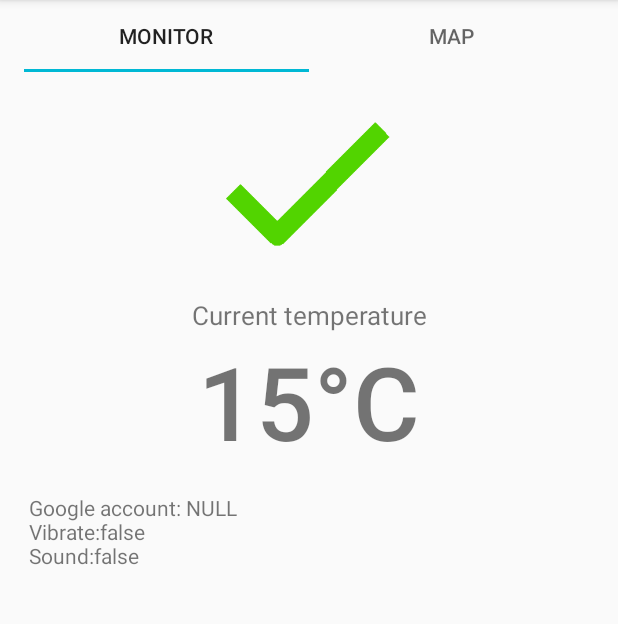
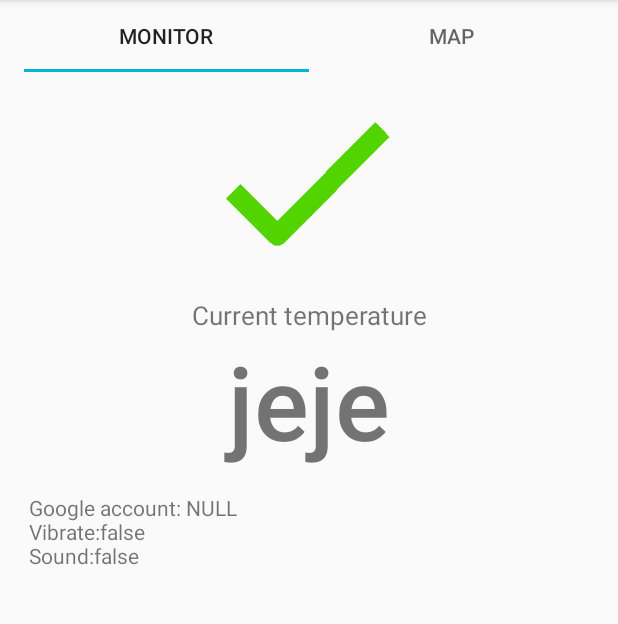
Before and after one commit to arto-heino/WeatherApp, an Android app: the DeviceSetupActivity screen opened directly, with no data from a screen before it, on a phone screen of 412 x 824 dp, the part 84-708 px from its top. Run offline under Robolectric (Android 15) with nearby library versions, the phone set to English and light mode, and no system bars; 2 statements that could not run were skipped.

Commit message:
Working asynchronous temperature measurement.

```diff
--- a/app/src/main/java/com/mbientlab/metawear/starter/MainActivityFragment.java
+++ b/app/src/main/java/com/mbientlab/metawear/starter/MainActivityFragment.java
@@ -62,6 +62,8 @@ import com.mbientlab.metawear.module.MultiChannelTemperature.*;
 
 
 import java.util.List;
+import java.util.Timer;
+import java.util.TimerTask;
 
 
 /**
@@ -79,6 +81,11 @@ public class MainActivityFragment extends Fragment implements ServiceConnection
     private static final int RESULT_SETTINGS = 1;
     private SharedPreferences sharedPrefs;
     private SharedPreferences.OnSharedPreferenceChangeListener listener;
+    private Timer timer;
+    private GetTemperature getTemp;
+    private TextView tempView;
+
+    protected static String sTemp;
 
     public MainActivityFragment() {
     }
@@ -94,6 +101,9 @@ public class MainActivityFragment extends Fragment implements ServiceConnection
 
         settings = (FragmentSettings) owner;
         owner.getApplicationContext().bindService(new Intent(owner, MetaWearBleService.class), this, Context.BIND_AUTO_CREATE);
+
+        timer = new Timer();
+        getTemp = new GetTemperature();
     }
 
     @Override
@@ -113,7 +123,8 @@ public class MainActivityFragment extends Fragment implements ServiceConnection
     @Override
     public void onViewCreated(View view, Bundle savedInstanceState) {
         super.onViewCreated(view, savedInstanceState);
-
+        tempView = (TextView) getActivity().findViewById(R.id.temperatureView);
+        tempView.setText("jeje");
         sharedPrefs = PreferenceManager.getDefaultSharedPreferences(this.getContext());
 
         showUserSettings();
@@ -182,6 +193,7 @@ public class MainActivityFragment extends Fragment implements ServiceConnection
         try {
             mcTempModule = mwBoard.getModule(MultiChannelTemperature.class);
             tempSources = mcTempModule.getSources();
+            timer.schedule(getTemp, 1000, 2000);
 
             //ExtThermistor extTherm= (ExtThermistor) tempSources.get(MetaWearRChannel.EXT_THERMISTOR);
             //extTherm.configure((byte) 0, (byte) 1, false);
@@ -209,4 +221,39 @@ public class MainActivityFragment extends Fragment implements ServiceConnection
 
         settingsTextView.setText(builder.toString());
     }
+
+
+
+    public void setTempView() {
+        ((DeviceSetupActivity)getActivity()).setTempView();
+    }
+
+    private class GetTemperature extends TimerTask {
+        private String temp;
+        @Override
+        public void run() {
+            mcTempModule.routeData()
+                    .fromSource(tempSources.get(MultiChannelTemperature.MetaWearRChannel.NRF_DIE)).stream("temp_nrf_stream")
+                    .commit().onComplete(new AsyncOperation.CompletionHandler<RouteManager>() {
+
+                public void success(RouteManager result) {
+                    result.subscribe("temp_nrf_stream", new RouteManager.MessageHandler() {
+                        @Override
+                        public void process(Message msg) {
+
+                            Log.i("Temperature", String.format("%.3fC",
+                                    msg.getData(Float.class)));
+                            temp = String.format("%.3fC",
+                                    msg.getData(Float.class));
+                            sTemp = temp;
+                            setTempView();
+                        }
+                    });
+
+                    // Read temperature from the NRF soc chip
+                    mcTempModule.readTemperature(tempSources.get(MultiChannelTemperature.MetaWearRChannel.NRF_DIE));
+                }
+            });
+        }
+    }
 }
--- a/app/src/main/res/layout/main_fragment.xml
+++ b/app/src/main/res/layout/main_fragment.xml
@@ -50,7 +50,7 @@
                 android:textSize="68sp"
                 android:textAlignment="center"
                 android:id="@+id/temperatureView"
-                android:text="15°C"/>
+                android:text="@string/temperature"/>
 
             <TextView
                 android:id="@+id/textUserSettings"
--- a/app/src/main/res/values/strings.xml
+++ b/app/src/main/res/values/strings.xml
@@ -49,4 +49,5 @@
 
     <string name="pref_user_profile">User Profile</string>
     <string name="pref_update_setting">Update Settings</string>
+    <string name="temperature">15°C</string>
 </resources>
```
Also changed, not shown: app/src/main/java/com/mbientlab/metawear/starter/DeviceSetupActivity.java (+13 -0 lines).
